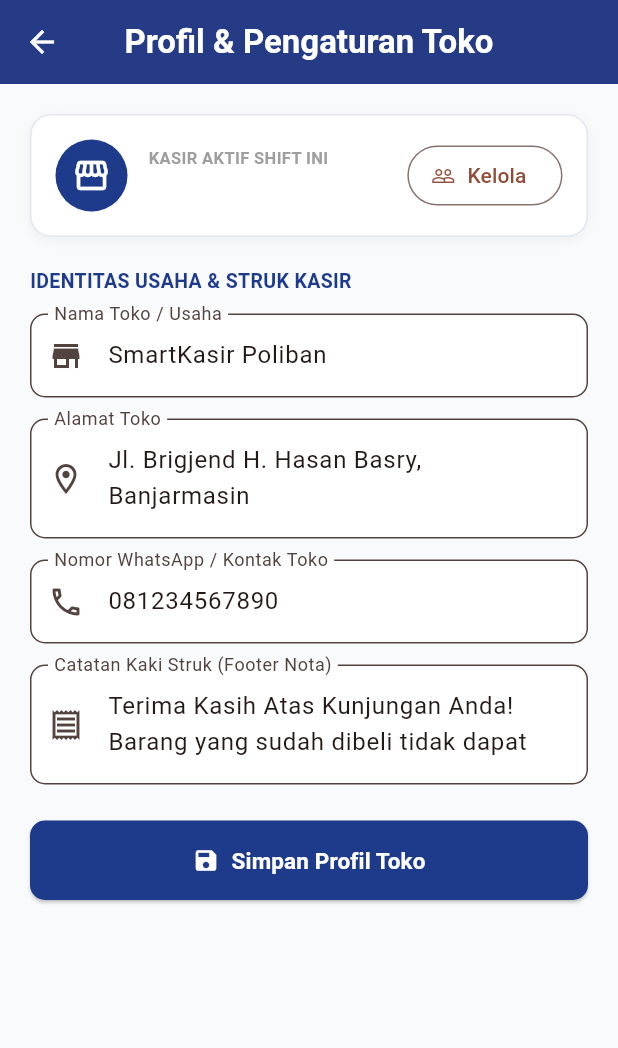
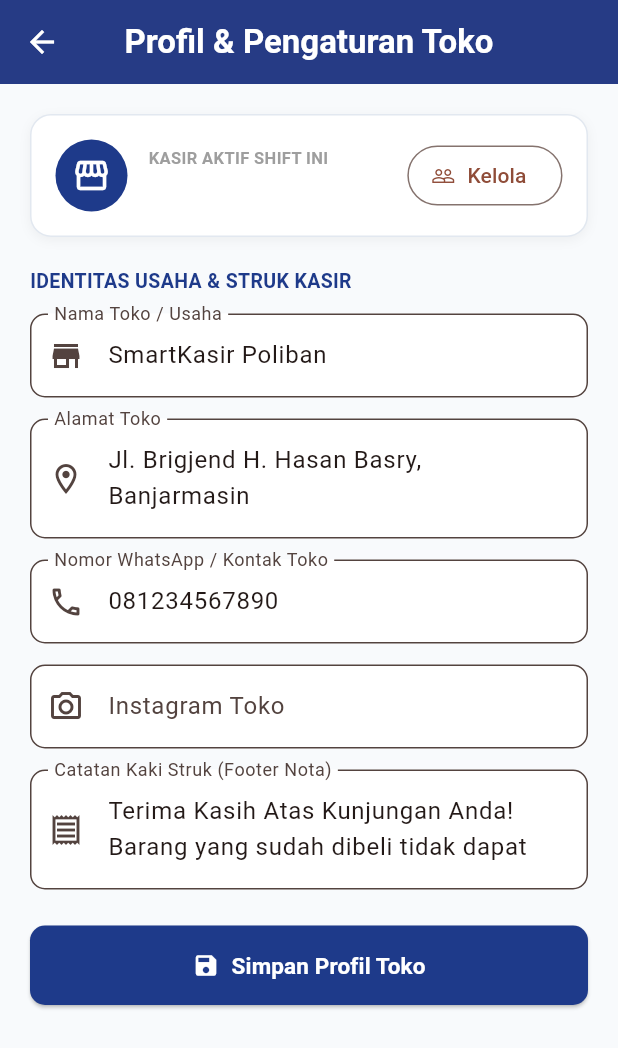
Before and after one commit to auliarizky159/smartkasir_app-E030424073-AuliaRiski, a Flutter app: the ProfilTokoPage screen opened directly, on a phone screen of 412 x 824 dp. Shown: the top 1048 px of the screen. Run offline on Flutter 3.47's test engine with Material 3 defaults, Android fonts, the phone set to English and light mode, and no system bars; our stand-ins replace shared_preferences, sqflite, sqflite_common_ffi, sqflite_common_ffi_web; accounts and stored records are empty.

Commit message:
MENYELESAIKAN TANTANGAN MANDIRI (LIVE TWEAK & DEBUGGING)  Minggu 12

```diff
--- a/lib/pages/kelola_karyawan_page.dart
+++ b/lib/pages/kelola_karyawan_page.dart
@@ -144,7 +144,10 @@ class _KelolaKaryawanPageState extends State<KelolaKaryawanPage> {
     Color bg;
     Color fg;
 
-    if (peran == 'Manajer') {
+    if (peran == 'Supervisor') {
+      bg = Colors.purple.shade100;
+      fg = Colors.purple.shade900;
+    } else if (peran == 'Manajer') {
       bg = Colors.amber.shade100;
       fg = Colors.amber.shade900;
     } else if (peran == 'Admin') {
--- a/lib/pages/profil_toko_page.dart
+++ b/lib/pages/profil_toko_page.dart
@@ -17,6 +17,7 @@ class _ProfilTokoPageState extends State<ProfilTokoPage> {
   final _namaTokoController = TextEditingController();
   final _alamatController = TextEditingController();
   final _noWaController = TextEditingController();
+  final _igController = TextEditingController();
   final _footerController = TextEditingController();
 
   // Status visual tombol simpan
@@ -36,6 +37,7 @@ class _ProfilTokoPageState extends State<ProfilTokoPage> {
     _namaTokoController.dispose();
     _alamatController.dispose();
     _noWaController.dispose();
+    _igController.dispose();
     _footerController.dispose();
     super.dispose();
   }
@@ -56,6 +58,8 @@ class _ProfilTokoPageState extends State<ProfilTokoPage> {
 
       _noWaController.text = prefs.getString('no_wa') ?? '081234567890';
 
+      _igController.text = prefs.getString('ig_toko') ?? '';
+
       _footerController.text = prefs.getString('footer_struk') ?? 'Terima Kasih Atas Kunjungan Anda! Barang yang sudah dibeli tidak dapat ditukar.';
 
       _activeCashierName =
@@ -74,6 +78,8 @@ class _ProfilTokoPageState extends State<ProfilTokoPage> {
     await prefs.setString('alamat_toko', _alamatController.text.trim());
 
     await prefs.setString('no_wa', _noWaController.text.trim());
+
+    await prefs.setString('ig_toko', _igController.text.trim());
 
     await prefs.setString('footer_struk', _footerController.text.trim());
 
@@ -176,7 +182,7 @@ class _ProfilTokoPageState extends State<ProfilTokoPage> {
 
             const SizedBox(height: 20),
 
-            // FORM IDENTITAS USAHA (SHAREDPREFERENCES)
+            // FORM IDENTITAS USAHA
             const Text(
               'IDENTITAS USAHA & STRUK KASIR',
               style: TextStyle(
@@ -238,7 +244,25 @@ class _ProfilTokoPageState extends State<ProfilTokoPage> {
 
             const SizedBox(height: 14),
 
-            // 4. CATATAN KAKI STRUK (FOOTER RECEIPT)
+            // 4. AKUN INSTAGRAM TOKO
+            TextFormField(
+              controller: _igController,
+              keyboardType: TextInputType.text,
+              decoration: InputDecoration(
+                labelText: 'Instagram Toko',
+                hintText: '@nama_toko',
+                prefixIcon: const Icon(Icons.camera_alt_outlined),
+                border: OutlineInputBorder(
+                  borderRadius: BorderRadius.circular(10),
+                ),
+                filled: true,
+                fillColor: Colors.white,
+              ),
+            ),
+
+            const SizedBox(height: 14),
+
+            // 5. CATATAN KAKI STRUK
             TextFormField(
               controller: _footerController,
               maxLines: 2,
```
Also changed, not shown: lib/pages/form_karyawan_page.dart (+7 -7 lines).
